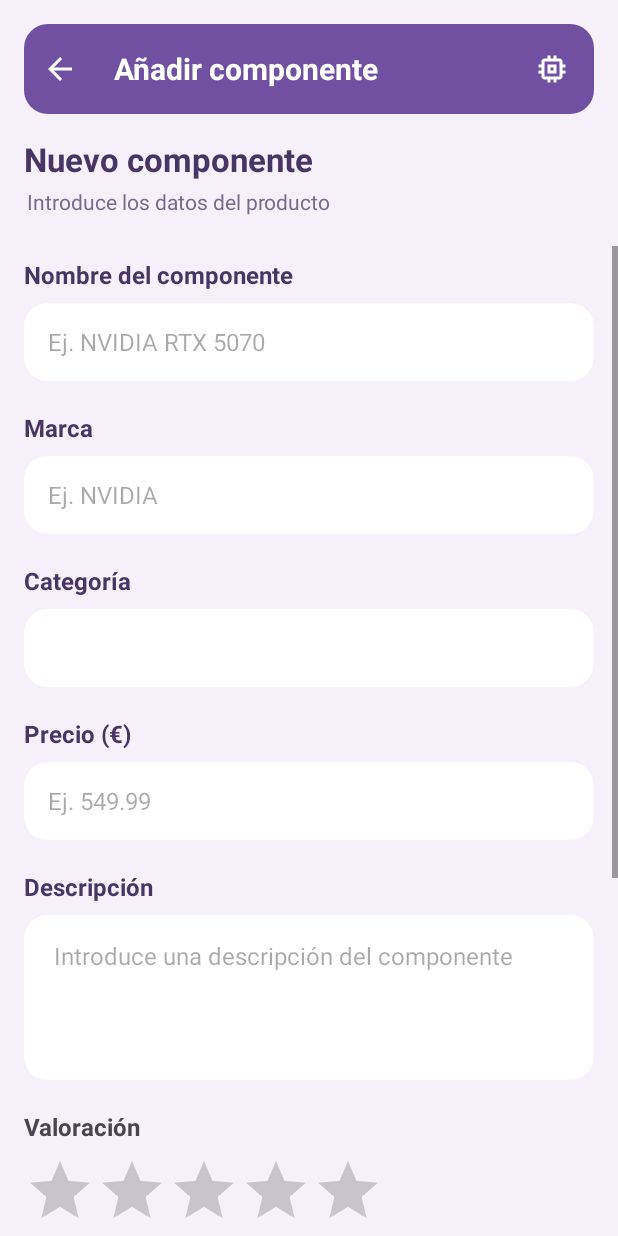
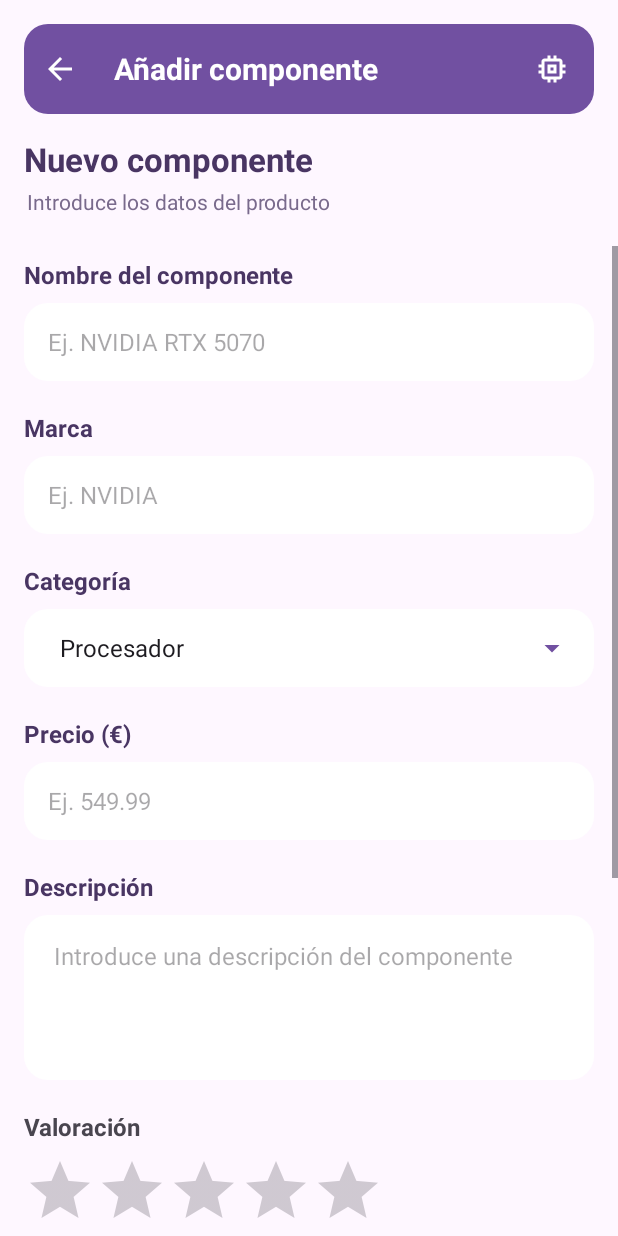
Before and after one commit to Aitor-Lopez-Gomez/AppMultimedia, an Android app: the PCComponentes screen opened directly, with no data from a screen before it, after a tap on "+ Añadir componente", on a phone screen of 412 x 824 dp. Run offline under Robolectric (Android 15) with nearby library versions, the phone set to English and light mode, and no system bars.

Commit message:
Implementar el formulario y el guardado de componentes en el inventario

```diff
--- a/app/src/main/java/com/example/calculadra/AnadirComponenteActivity.kt
+++ b/app/src/main/java/com/example/calculadra/AnadirComponenteActivity.kt
@@ -6,21 +6,78 @@ import androidx.activity.enableEdgeToEdge
 import androidx.appcompat.app.AppCompatActivity
 import androidx.core.view.ViewCompat
 import androidx.core.view.WindowInsetsCompat
+import android.widget.Spinner
+import android.widget.ArrayAdapter
+import android.widget.EditText
+import android.widget.RatingBar
+import android.widget.Button
+import com.example.calculadra.modelo.Componente
+import com.example.calculadra.datos.RepositorioSingleton
 
 class AnadirComponenteActivity : AppCompatActivity() {
     override fun onCreate(savedInstanceState: Bundle?) {
         super.onCreate(savedInstanceState)
         enableEdgeToEdge()
         setContentView(R.layout.activity_anadir_componente)
+        val spnCategoria = findViewById<Spinner>(R.id.spnCategoria)
+        val categorias = listOf(
+            "Procesador",
+            "Tarjeta gráfica",
+            "Memoria RAM",
+            "Almacenamiento",
+            "Placa base",
+            "Fuente de alimentación",
+            "Refrigeración",
+            "Otros"
+        )
+        val adaptador = ArrayAdapter(this, android.R.layout.simple_spinner_item, categorias)
+        adaptador.setDropDownViewResource(android.R.layout.simple_spinner_dropdown_item)
+        spnCategoria.adapter = adaptador
         ViewCompat.setOnApplyWindowInsetsListener(findViewById(R.id.main)) { v, insets ->
             val systemBars = insets.getInsets(WindowInsetsCompat.Type.systemBars())
             v.setPadding(systemBars.left, systemBars.top, systemBars.right, systemBars.bottom)
             insets
         }
+        val edtNombre = findViewById<EditText>(R.id.edtNombre)
+        val edtMarca = findViewById<EditText>(R.id.edtMarca)
+        val edtPrecio = findViewById<EditText>(R.id.edtPrecio)
+        val edtDescripcion = findViewById<EditText>(R.id.edtDescripcion)
+        val rbValoracion = findViewById<RatingBar>(R.id.rbValoracionNueva)
+        val btnGuardar = findViewById<Button>(R.id.btnGuardarComponente)
+        btnGuardar.setOnClickListener {
+            val nombre = edtNombre.text.toString().trim()
+            val marca = edtMarca.text.toString().trim()
+            val categoria = spnCategoria.selectedItem.toString()
+            val precio = edtPrecio.text.toString().toDoubleOrNull()
+            val descripcion = edtDescripcion.text.toString().trim()
+            val valoracion = rbValoracion.rating
+
+            if (nombre.isEmpty()){
+                edtNombre.error = "Introduce un nombre"
+                return@setOnClickListener
+            }
+            if (marca.isEmpty()) {
+                edtMarca.error = "Introduce una marca"
+                return@setOnClickListener
+            }
+
+            if (precio == null || precio <= 0) {
+                edtPrecio.error = "Introduce un precio válido"
+                return@setOnClickListener
+            }
+            val componente = Componente(nombre, marca, categoria, precio, R.drawable.ic_procesador, descripcion, valoracion)
+            RepositorioSingleton.instance.listaComponentes.nuevoComponente(componente)
+
+            finish()
+        }
+
+
         val btnVolver = findViewById<ImageButton>(R.id.btnVolver)
         btnVolver.setOnClickListener {
             finish()
         }
+
+
     }
 
 
--- a/app/src/main/java/com/example/calculadra/PCComponentes.kt
+++ b/app/src/main/java/com/example/calculadra/PCComponentes.kt
@@ -13,7 +13,9 @@ import androidx.recyclerview.widget.LinearLayoutManager
 import com.example.calculadra.vista.AdaptadorComponentes
 
 class PCComponentes : AppCompatActivity() {
+    private lateinit var adaptador : AdaptadorComponentes
     override fun onCreate(savedInstanceState: Bundle?) {
+
         super.onCreate(savedInstanceState)
         enableEdgeToEdge()
         setContentView(R.layout.activity_pccomponentes)
@@ -22,11 +24,12 @@ class PCComponentes : AppCompatActivity() {
             v.setPadding(systemBars.left, systemBars.top, systemBars.right, systemBars.bottom)
             insets
         }
+
         val btnVolver = findViewById<ImageButton>(R.id.btnVolver)
         val btnAnadir = findViewById<Button>(R.id.btnAnadirComponente)
         val recycler = findViewById<RecyclerView>(R.id.rvComponentes)
 
-        val adaptador = AdaptadorComponentes()
+        adaptador = AdaptadorComponentes()
 
         recycler.adapter = adaptador
         recycler.layoutManager = LinearLayoutManager(this)
@@ -37,6 +40,12 @@ class PCComponentes : AppCompatActivity() {
             val intent = Intent(this, AnadirComponenteActivity::class.java)
             startActivity(intent)
         }
+
+    }
+
+    override fun onResume() {
+        super.onResume()
+        adaptador.notifyDataSetChanged()
     }
 
 
--- /dev/null
+++ b/app/src/main/res/drawable/outline_arrow_drop_down_24.xml
@@ -0,0 +1,20 @@
+<!--
+  ~ Copyright (C) 2026 The Android Open Source Project
+  ~
+  ~ Licensed under the Apache License, Version 2.0 (the "License");
+  ~ you may not use this file except in compliance with the License.
+  ~ You may obtain a copy of the License at
+  ~
+  ~      http://www.apache.org/licenses/LICENSE-2.0
+  ~
+  ~ Unless required by applicable law or agreed to in writing, software
+  ~ distributed under the License is distributed on an "AS IS" BASIS,
+  ~ WITHOUT WARRANTIES OR CONDITIONS OF ANY KIND, either express or implied.
+  ~ See the License for the specific language governing permissions and
+  ~ limitations under the License.
+  -->
+<vector xmlns:android="http://schemas.android.com/apk/res/android" android:height="24dp" android:tint="#7150A1" android:viewportHeight="960" android:viewportWidth="960" android:width="24dp">
+
+    <path android:fillColor="@android:color/white" android:pathData="M480,600L280,400L680,400L480,600Z"/>
+
+</vector>
--- a/app/src/main/res/layout/activity_anadir_componente.xml
+++ b/app/src/main/res/layout/activity_anadir_componente.xml
@@ -5,73 +5,8 @@
     android:id="@+id/main"
     android:layout_width="match_parent"
     android:layout_height="match_parent"
-    android:background="#F5F0FA"
+    android:elevation="2dp"
     tools:context=".AnadirComponenteActivity">
-
-    <TextView
-        android:id="@+id/txtCabeceraAnadir"
-        android:layout_width="0dp"
-        android:layout_height="60dp"
-        android:layout_marginStart="16dp"
-        android:layout_marginTop="16dp"
-        android:layout_marginEnd="16dp"
-        android:background="@drawable/fondo_cabecera"
-        android:gravity="start|center_vertical"
-        android:paddingStart="60dp"
-        android:text="Añadir componente"
-        android:textColor="#FFFFFF"
-        android:textSize="20sp"
-        android:textStyle="bold"
-        app:layout_constraintEnd_toEndOf="parent"
-        app:layout_constraintHorizontal_bias="0.0"
-        app:layout_constraintStart_toStartOf="parent"
-        app:layout_constraintTop_toTopOf="parent" />
-
-    <ImageButton
-        android:id="@+id/btnVolver"
-        android:layout_width="48dp"
-        android:layout_height="48dp"
-        android:background="@android:color/transparent"
-        android:padding="12dp"
-        app:layout_constraintBottom_toBottomOf="@+id/txtCabeceraAnadir"
-        app:layout_constraintStart_toStartOf="@+id/txtCabeceraAnadir"
-        app:layout_constraintTop_toTopOf="@+id/txtCabeceraAnadir"
-        app:srcCompat="@drawable/ic_flecha_volver" />
-
-    <ImageView
-        android:id="@+id/imgIconoAñadir"
-        android:layout_width="24dp"
-        android:layout_height="24dp"
-        android:layout_marginEnd="16dp"
-        android:backgroundTint="#FFFFFF"
-        app:layout_constraintBottom_toBottomOf="@+id/txtCabeceraAnadir"
-        app:layout_constraintEnd_toEndOf="@+id/txtCabeceraAnadir"
-        app:layout_constraintTop_toTopOf="@+id/txtCabeceraAnadir"
-        app:srcCompat="@drawable/ic_procesador" />
-
-    <TextView
-        android:id="@+id/txtNuevoComponente"
-        android:layout_width="wrap_content"
-        android:layout_height="wrap_content"
-        android:layout_marginStart="16dp"
-        android:layout_marginTop="15dp"
-        android:text="Nuevo componente"
-        android:textColor="#493563"
-        android:textSize="22sp"
-        android:textStyle="bold"
-        app:layout_constraintStart_toStartOf="parent"
-        app:layout_constraintTop_toBottomOf="@+id/txtCabeceraAnadir" />
-
-    <TextView
-        android:id="@+id/txtSubtituloAnadir"
-        android:layout_width="wrap_content"
-        android:layout_height="wrap_content"
-        android:layout_marginStart="18dp"
-        android:layout_marginTop="4dp"
-        android:text="Introduce los datos del producto"
-        android:textColor="#796A8C"
-        app:layout_constraintStart_toStartOf="parent"
-        app:layout_constraintTop_toBottomOf="@+id/txtNuevoComponente" />
 
     <ScrollView
         android:id="@+id/scrollFormulario"
@@ -81,8 +16,10 @@
         android:fillViewport="true"
         app:layout_constraintBottom_toBottomOf="parent"
         app:layout_constraintEnd_toEndOf="parent"
+        app:layout_constraintHorizontal_bias="1.0"
         app:layout_constraintStart_toStartOf="parent"
-        app:layout_constraintTop_toBottomOf="@+id/txtSubtituloAnadir">
+        app:layout_constraintTop_toBottomOf="@+id/txtSubtituloAnadir"
+        app:layout_constraintVertical_bias="1.0">
 
         <LinearLayout
             android:layout_width="match_parent"
@@ -150,14 +87,30 @@
                 android:textSize="16sp"
                 android:textStyle="bold" />
 
-            <Spinner
-                android:id="@+id/spnCategoria"
+            <FrameLayout
                 android:layout_width="match_parent"
                 android:layout_height="52dp"
                 android:layout_marginTop="8dp"
-                android:background="@drawable/fondo_tarjeta"
-                android:paddingStart="16dp"
-                android:paddingEnd="16dp" />
+                android:background="@drawable/fondo_tarjeta">
+
+                <Spinner
+                    android:id="@+id/spnCategoria"
+                    android:layout_width="match_parent"
+                    android:layout_height="match_parent"
+                    android:background="@android:color/transparent"
+                    android:paddingStart="16dp"
+                    android:paddingEnd="48dp" />
+
+                <ImageView
+                    android:id="@+id/imgFlechaCategoria"
+                    android:layout_width="24dp"
+                    android:layout_height="24dp"
+                    android:layout_gravity="center_vertical|end"
+                    android:layout_marginEnd="16dp"
+                    android:clickable="false"
+                    android:focusable="false"
+                    app:srcCompat="@drawable/outline_arrow_drop_down_24" />
+            </FrameLayout>
 
             <TextView
                 android:id="@+id/textView8"
@@ -277,4 +230,69 @@
         </LinearLayout>
     </ScrollView>
 
+    <TextView
+        android:id="@+id/txtCabeceraAnadir"
+        android:layout_width="0dp"
+        android:layout_height="60dp"
+        android:layout_marginStart="16dp"
+        android:layout_marginTop="16dp"
+        android:layout_marginEnd="16dp"
+        android:background="@drawable/fondo_cabecera"
+        android:gravity="start|center_vertical"
+        android:paddingStart="60dp"
+        android:text="Añadir componente"
+        android:textColor="#FFFFFF"
+        android:textSize="20sp"
+        android:textStyle="bold"
+        app:layout_constraintEnd_toEndOf="parent"
+        app:layout_constraintHorizontal_bias="0.0"
+        app:layout_constraintStart_toStartOf="parent"
+        app:layout_constraintTop_toTopOf="parent" />
+
+    <ImageButton
+        android:id="@+id/btnVolver"
+        android:layout_width="48dp"
+        android:layout_height="48dp"
+        android:background="@android:color/transparent"
+        android:padding="12dp"
+        app:layout_constraintBottom_toBottomOf="@+id/txtCabeceraAnadir"
+        app:layout_constraintStart_toStartOf="@+id/txtCabeceraAnadir"
+        app:layout_constraintTop_toTopOf="@+id/txtCabeceraAnadir"
+        app:srcCompat="@drawable/ic_flecha_volver" />
+
+    <ImageView
+        android:id="@+id/imgIconoAñadir"
+        android:layout_width="24dp"
+        android:layout_height="24dp"
+        android:layout_marginEnd="16dp"
+        android:backgroundTint="#FFFFFF"
+        app:layout_constraintBottom_toBottomOf="@+id/txtCabeceraAnadir"
+        app:layout_constraintEnd_toEndOf="@+id/txtCabeceraAnadir"
+        app:layout_constraintTop_toTopOf="@+id/txtCabeceraAnadir"
+        app:srcCompat="@drawable/ic_procesador" />
+
+    <TextView
+        android:id="@+id/txtNuevoComponente"
+        android:layout_width="wrap_content"
+        android:layout_height="wrap_content"
+        android:layout_marginStart="16dp"
+        android:layout_marginTop="15dp"
+        android:text="Nuevo componente"
+        android:textColor="#493563"
+        android:textSize="22sp"
+        android:textStyle="bold"
+        app:layout_constraintStart_toStartOf="parent"
+        app:layout_constraintTop_toBottomOf="@+id/txtCabeceraAnadir" />
+
+    <TextView
+        android:id="@+id/txtSubtituloAnadir"
+        android:layout_width="wrap_content"
+        android:layout_height="wrap_content"
+        android:layout_marginStart="18dp"
+        android:layout_marginTop="4dp"
+        android:text="Introduce los datos del producto"
+        android:textColor="#796A8C"
+        app:layout_constraintStart_toStartOf="parent"
+        app:layout_constraintTop_toBottomOf="@+id/txtNuevoComponente" />
+
 </androidx.constraintlayout.widget.ConstraintLayout>
```
